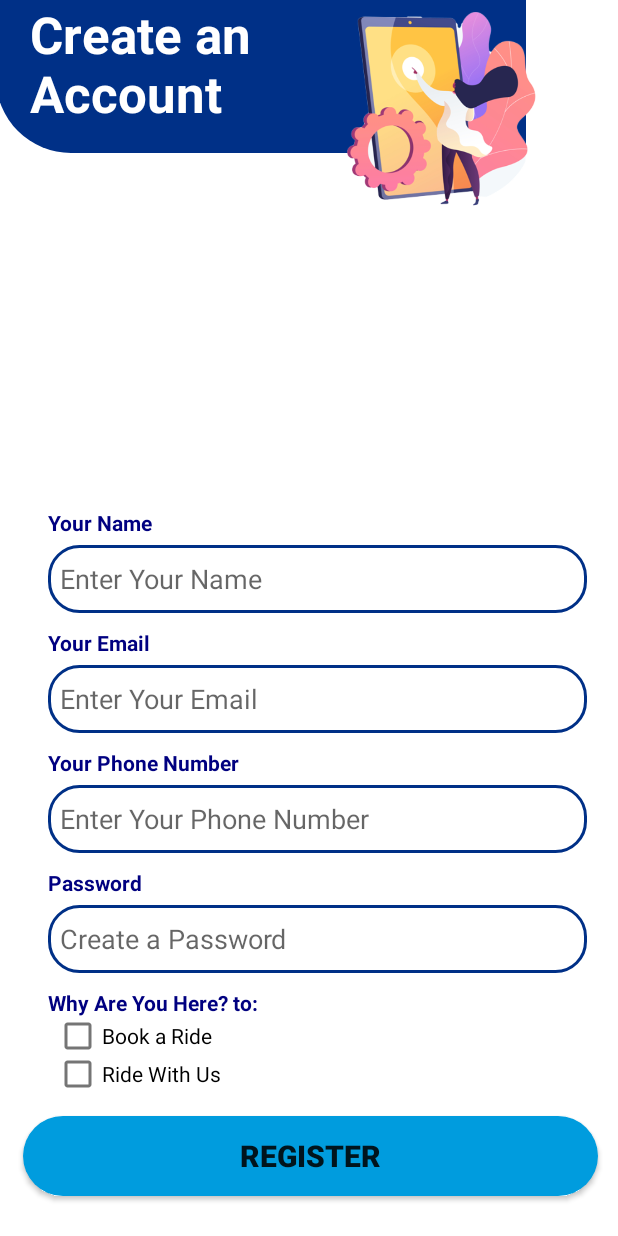
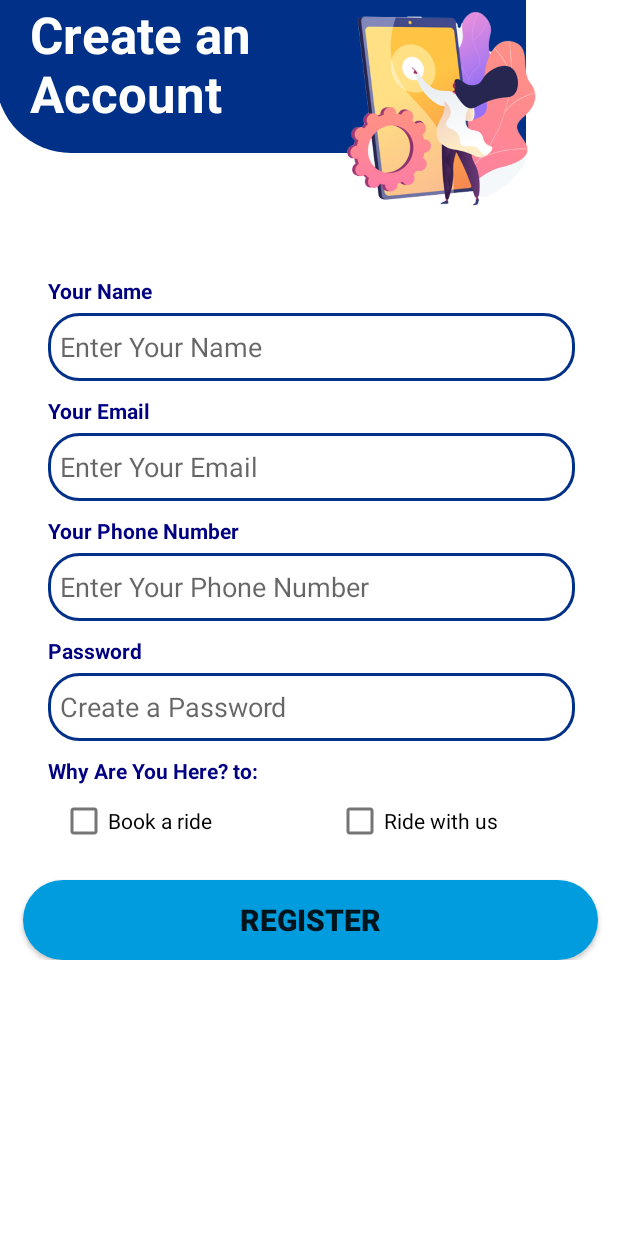
Before and after one commit to ahelp049/MAD-Login-, an Android app: the CreateAccountActivity screen opened directly, with no data from a screen before it, on a phone screen of 412 x 824 dp. Run offline under Robolectric (Android 15) with nearby library versions, the phone set to English and light mode, and no system bars.

Commit message:
ids added

```diff
--- a/app/src/main/java/com/example/login/CreateAccountActivity.kt
+++ b/app/src/main/java/com/example/login/CreateAccountActivity.kt
@@ -1,11 +1,101 @@
 package com.example.login
 
+import android.content.Intent
 import androidx.appcompat.app.AppCompatActivity
 import android.os.Bundle
+import android.widget.Toast
+import com.example.login.databinding.ActivityCreateAccountBinding
+import com.example.login.databinding.ActivityWelcomeBinding
 
 class CreateAccountActivity : AppCompatActivity() {
+
+    private lateinit var binding : ActivityCreateAccountBinding
+    private val emailPattern = "[a-zA-Z0-9._-]+@[a-z]+\\.+[a-z]+"
+
+
+
     override fun onCreate(savedInstanceState: Bundle?) {
         super.onCreate(savedInstanceState)
-        setContentView(R.layout.activity_create_account)
+        binding = ActivityCreateAccountBinding.inflate(layoutInflater)
+        setContentView(binding.root)
+
+        binding.btnReg.setOnClickListener {
+
+           var name =  binding.etName.text.toString()
+           var email =  binding.etEmail.text.toString()
+           var phone =  binding.etPhone.text.toString()
+           var password =  binding.etPassword.text.toString()
+
+            if (name.isEmpty() || email.isEmpty() || phone.isEmpty() || password.isEmpty()) {
+                if (name.isEmpty()) {
+                    binding.etName.error = "Enter your name"
+                }
+                if (email.isEmpty()) {
+                    binding.etEmail.error = "Enter your email"
+                }
+                if (phone.isEmpty()) {
+                    binding.etPhone.error = "Enter your phone"
+                }
+
+                if (password.isEmpty()) {
+                    binding.etPassword.error = "Enter your password"
+                }
+
+                Toast.makeText(this, "Enter valid details", Toast.LENGTH_SHORT).show()
+
+            }
+
+            //validate email pattern
+            else if (!email.matches(emailPattern.toRegex())) {
+                binding.etEmail.error = "Enter a valid email address"
+
+            }
+
+            //validate phone number
+            else if (phone.length != 10) {
+                binding.etPhone.error = "Enter a valid phone number"
+
+            }
+
+            //validate passwords
+            else if (password.length < 7) {
+                binding.etPassword.error = "Password must be at least 7 characters."
+
+            } else {
+                //creating an auth for the user
+                /*auth.createUserWithEmailAndPassword(email, password).addOnCompleteListener {
+
+                    if (it.isSuccessful) {
+                        //store user details in the database
+                        val databaseRef =
+                            database.reference.child("users").child(auth.currentUser!!.uid)
+                        val user: User = User(name, email, phone, address, auth.currentUser!!.uid, isVerified)
+                        databaseRef.setValue(user).addOnCompleteListener {
+                            if (it.isSuccessful) {
+                                //Upload profile picture to firebase storage
+                                uploadImage()
+
+                                //redirect user to login activity
+                                val intent = Intent(this, LoginActivity::class.java)
+                                startActivity(intent)
+                            } else {
+                                Toast.makeText(
+                                    this,
+                                    "Something went wrong, try again",
+                                    Toast.LENGTH_SHORT
+                                ).show()
+                            }
+                        }
+
+                    } else {
+                        Toast.makeText(this, "Something went wrong, try again", Toast.LENGTH_SHORT)
+                            .show()
+                    }
+                }*/
+            }
+        }
+
+
+
     }
 }
--- a/app/src/main/java/com/example/login/WelcomeActivity.kt
+++ b/app/src/main/java/com/example/login/WelcomeActivity.kt
@@ -18,6 +18,11 @@ class WelcomeActivity : AppCompatActivity() {
             startActivity(intent)
         }
 
+        binding.btnWelSignup.setOnClickListener {
+            intent = Intent(applicationContext, CreateAccountActivity::class.java)
+            startActivity(intent)
+        }
+
 
     }
 }
--- a/app/src/main/res/layout/activity_create_account.xml
+++ b/app/src/main/res/layout/activity_create_account.xml
@@ -40,14 +40,14 @@
         app:layout_constraintTop_toTopOf="parent" />
 
     <LinearLayout
-        android:layout_width="423dp"
-        android:layout_height="495dp"
+        android:layout_width="415dp"
+        android:layout_height="wrap_content"
+        android:layout_marginTop="32dp"
         android:orientation="vertical"
-        app:layout_constraintBottom_toBottomOf="parent"
         app:layout_constraintEnd_toEndOf="parent"
         app:layout_constraintHorizontal_bias="0.0"
         app:layout_constraintStart_toStartOf="parent"
-        >
+        app:layout_constraintTop_toBottomOf="@+id/reg_img">
 
         <TextView
             android:id="@+id/reg_name"
@@ -61,7 +61,7 @@
             android:textStyle="bold" />
 
         <EditText
-            android:id="@+id/reg_input_name"
+            android:id="@+id/etName"
             android:layout_width="match_parent"
             android:layout_height="@dimen/regInputHeight"
             android:layout_marginStart="@dimen/regInputMarginStart"
@@ -85,7 +85,7 @@
             android:textStyle="bold" />
 
         <EditText
-            android:id="@+id/reg_input_email"
+            android:id="@+id/etEmail"
             android:layout_width="match_parent"
             android:layout_height="@dimen/regInputHeight"
             android:layout_marginStart="@dimen/regInputMarginStart"
@@ -109,7 +109,7 @@
             android:textStyle="bold" />
 
         <EditText
-            android:id="@+id/reg_input_phone"
+            android:id="@+id/etPhone"
             android:layout_width="match_parent"
             android:layout_height="@dimen/regInputHeight"
             android:layout_marginStart="@dimen/regInputMarginStart"
@@ -133,7 +133,7 @@
             android:textStyle="bold" />
 
         <EditText
-            android:id="@+id/reg_input_password"
+            android:id="@+id/etPassword"
             android:layout_width="match_parent"
             android:layout_height="@dimen/regInputHeight"
             android:layout_marginStart="@dimen/regInputMarginStart"
@@ -146,7 +146,6 @@
             android:padding="@dimen/regInputPadding" />
 
         <TextView
-            android:id="@+id/reg_ques"
             android:layout_width="wrap_content"
             android:layout_height="wrap_content"
             android:layout_marginStart="@dimen/regHeadingMarginStart"
@@ -156,23 +155,38 @@
             android:textSize="@dimen/regHeadingSize"
             android:textStyle="bold" />
 
-        <CheckBox
-            android:id="@+id/checkBox_1"
+        <RadioGroup
+            android:id="@+id/radioGrp"
             android:layout_width="match_parent"
-            android:layout_height="@dimen/checkBoxHeight"
-            android:layout_marginStart="@dimen/checkBoxMarginStart"
-            android:layout_marginEnd="@dimen/checkBoxMarginEnd"
-            android:background="@null"
-            android:text="Book a Ride" />
+            android:layout_height="wrap_content">
 
-        <CheckBox
-            android:id="@+id/checkBox_2"
-            android:layout_width="match_parent"
-            android:layout_height="@dimen/checkBoxHeight"
-            android:layout_marginStart="@dimen/checkBoxMarginStart"
-            android:layout_marginEnd="@dimen/checkBoxMarginEnd"
-            android:background="@null"
-            android:text="Ride With Us" />
+
+            <LinearLayout
+                android:layout_width="match_parent"
+                android:layout_height="match_parent"
+                android:orientation="horizontal">
+
+
+
+                <CheckBox
+                    android:id="@+id/cbBook"
+                    android:layout_width="wrap_content"
+                    android:layout_height="wrap_content"
+                    android:layout_marginLeft="40dp"
+                    android:layout_weight="1"
+                    android:text="Book a ride" />
+
+                <CheckBox
+                    android:id="@+id/cbRide"
+                    android:layout_width="wrap_content"
+                    android:layout_height="wrap_content"
+                    android:layout_weight="1"
+                    android:text="Ride with us" />
+
+
+
+            </LinearLayout>
+        </RadioGroup>
 
         <androidx.appcompat.widget.AppCompatButton
             android:id="@+id/btn_reg"
--- a/app/src/main/res/layout/activity_login.xml
+++ b/app/src/main/res/layout/activity_login.xml
@@ -101,7 +101,7 @@
             android:padding="@dimen/loginInputPadding" />
 
         <androidx.appcompat.widget.AppCompatButton
-            android:id="@+id/btn_wel_signup"
+            android:id="@+id/btnLogin"
             android:layout_width="@dimen/buttonLoginWidth"
             android:layout_height="@dimen/buttonLoginHeight"
             android:layout_marginStart="@dimen/buttonLoginMarginStart"
```
Also changed, not shown: app/src/main/java/com/example/login/LoginActivity.kt (+16 -1 lines).
